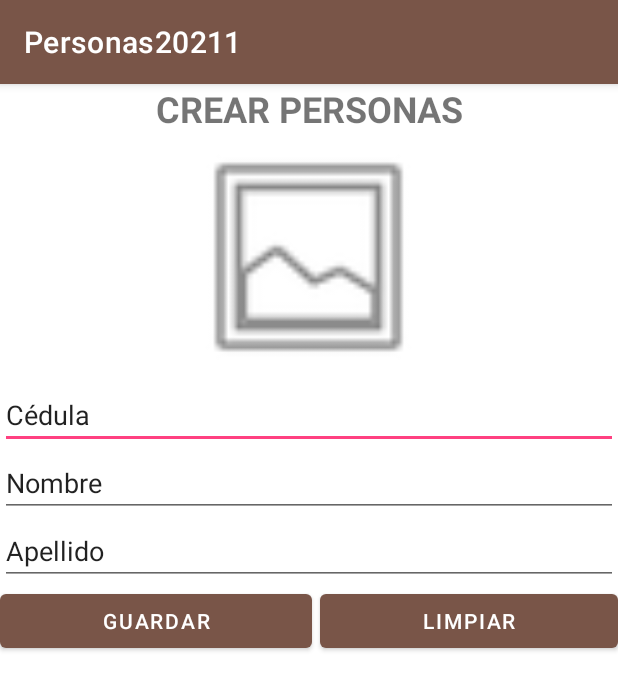
After one commit to RobertMoralesO/personas_material_2021_1, an Android app: the CrearPersonas screen opened directly, with no data from a screen before it, on a phone screen of 412 x 824 dp. The commit adds this screen. Shown: the top 690 px of the screen. Run offline under Robolectric (Android 15) with nearby library versions, the phone set to English and light mode, and no system bars.

Commit message:
Interfaz crear personas terminada

```diff
--- a/app/src/main/AndroidManifest.xml
+++ b/app/src/main/AndroidManifest.xml
@@ -9,6 +9,7 @@
 		android:roundIcon="@mipmap/ic_launcher_round"
 		android:supportsRtl="true"
 		android:theme="@style/Theme.Personas20211">
+		<activity android:name=".CrearPersonas"></activity>
 		<activity
 			android:name=".MainActivity"
 			android:label="@string/app_name"
--- /dev/null
+++ b/app/src/main/java/com/example/personas20211/CrearPersonas.java
@@ -0,0 +1,14 @@
+package com.example.personas20211;
+
+import androidx.appcompat.app.AppCompatActivity;
+
+import android.os.Bundle;
+
+public class CrearPersonas extends AppCompatActivity {
+
+	@Override
+	protected void onCreate(Bundle savedInstanceState) {
+		super.onCreate(savedInstanceState);
+		setContentView(R.layout.activity_crear_personas);
+	}
+}
--- /dev/null
+++ b/app/src/main/res/layout/activity_crear_personas.xml
@@ -0,0 +1,70 @@
+<?xml version="1.0" encoding="utf-8"?>
+<LinearLayout xmlns:android="http://schemas.android.com/apk/res/android"
+	xmlns:app="http://schemas.android.com/apk/res-auto"
+	xmlns:tools="http://schemas.android.com/tools"
+	android:layout_width="match_parent"
+	android:layout_height="match_parent"
+	android:orientation="vertical"
+	tools:context=".CrearPersonas">
+
+	<TextView
+		android:id="@+id/lblTituloCrear"
+		android:layout_width="match_parent"
+		android:layout_height="wrap_content"
+		android:text="@string/titulo_crear"
+		android:textAlignment="center"
+		android:textSize="24sp"
+		android:textStyle="bold" />
+
+	<ImageView
+		android:id="@+id/imgFotoSeleccionada"
+		android:layout_width="222dp"
+		android:layout_height="165dp"
+		android:layout_gravity="center_horizontal"
+		app:srcCompat="@android:drawable/ic_menu_gallery" />
+
+	<EditText
+		android:id="@+id/txtCedula"
+		android:layout_width="match_parent"
+		android:layout_height="wrap_content"
+		android:ems="10"
+		android:inputType="textPersonName"
+		android:text="@string/cedula" />
+
+	<EditText
+		android:id="@+id/txtNombre"
+		android:layout_width="match_parent"
+		android:layout_height="wrap_content"
+		android:ems="10"
+		android:inputType="textPersonName"
+		android:text="@string/nombre" />
+
+	<EditText
+		android:id="@+id/txtApellido"
+		android:layout_width="match_parent"
+		android:layout_height="wrap_content"
+		android:ems="10"
+		android:inputType="textPersonName"
+		android:text="@string/apellido" />
+
+	<LinearLayout
+		android:layout_width="match_parent"
+		android:layout_height="match_parent"
+		android:orientation="horizontal">
+
+		<Button
+			android:id="@+id/btnGuardar"
+			android:layout_width="wrap_content"
+			android:layout_height="wrap_content"
+			android:layout_marginRight="5sp"
+			android:layout_weight="1"
+			android:text="@string/guardar" />
+
+		<Button
+			android:id="@+id/btnLimpiar"
+			android:layout_width="wrap_content"
+			android:layout_height="wrap_content"
+			android:layout_weight="1"
+			android:text="@string/limpiar" />
+	</LinearLayout>
+</LinearLayout>
--- a/app/src/main/res/values/strings.xml
+++ b/app/src/main/res/values/strings.xml
@@ -9,4 +9,10 @@
 
     <string name="hello_first_fragment">Hello first fragment</string>
     <string name="hello_second_fragment">Hello second fragment. Arg: %1$s</string>
+	<string name="titulo_crear">CREAR PERSONAS</string>
+	<string name="cedula">Cédula</string>
+	<string name="nombre">Nombre</string>
+	<string name="apellido">Apellido</string>
+	<string name="guardar">Guardar</string>
+	<string name="limpiar">Limpiar</string>
 </resources>
```
Lines whose indentation alone changed are shown as unchanged.
